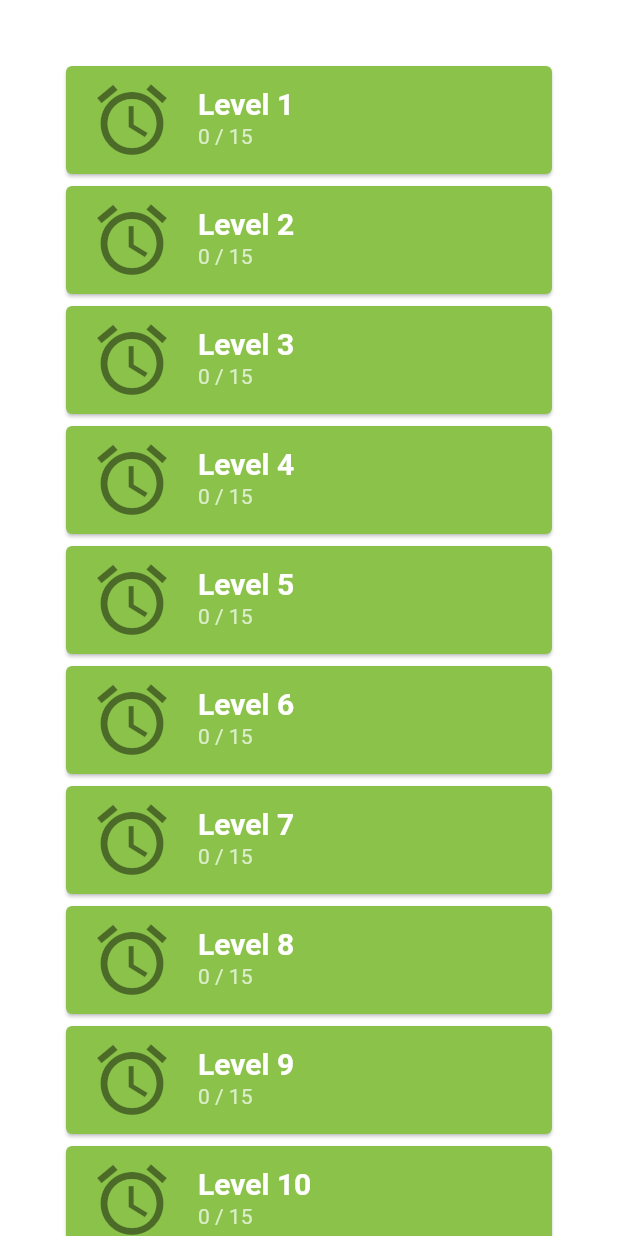
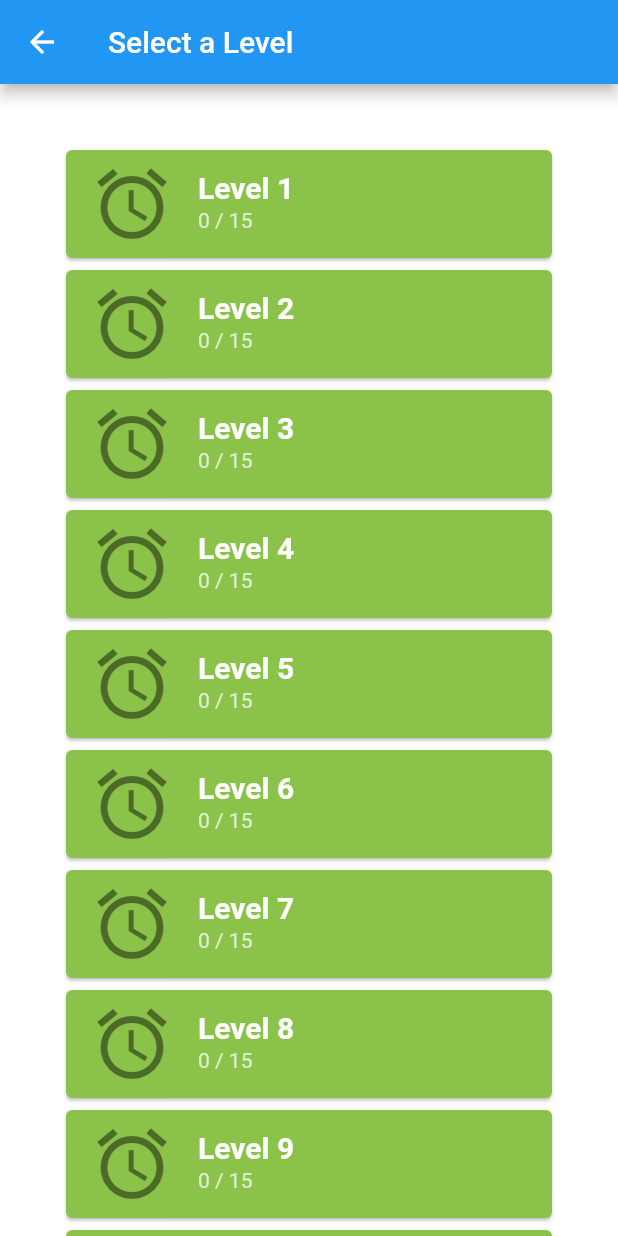
Before and after one commit to nigelcardozo/quiz_test, a Flutter app: the LevelSelectionScreen screen opened directly, on a phone screen of 412 x 824 dp. Run offline on Flutter 3.47's test engine with Material 2 defaults, Android fonts, the light colour scheme and no system bars; generated files the repository leaves out were written again.

Commit message:
Added app bar to allow navigation back out of level select screen

```diff
--- a/lib/l10n/app_en.arb
+++ b/lib/l10n/app_en.arb
@@ -7,5 +7,6 @@
   "goBack": "Go Back",
   "menuPlay": "Play",
   "menuAbout": "About",
-  "menuLevel": "Level"
+  "menuLevel": "Level",
+  "titleSelectLevel": "Select a Level"
 }
--- a/lib/l10n/app_es.arb
+++ b/lib/l10n/app_es.arb
@@ -7,5 +7,6 @@
   "goBack": "Regresa",
   "menuPlay": "Juego",
   "menuAbout": "Sobre",
-  "menuLevel": "Nivel"
+  "menuLevel": "Nivel",
+  "titleSelectLevel": "Seleccione un nivel"
 }
--- a/lib/routes/LevelSelectionScreen.dart
+++ b/lib/routes/LevelSelectionScreen.dart
@@ -17,6 +17,9 @@ class LevelSelectionScreen extends StatelessWidget {
         maxLevelNumber);
 
     return Scaffold(
+      appBar: AppBar(
+          //title: Text('First Route'),
+          title: Text(AppLocalizations.of(context)!.titleSelectLevel)),
       backgroundColor: Colors.white,
       body: SafeArea(child: generateListView(levelList)),
     );
```
